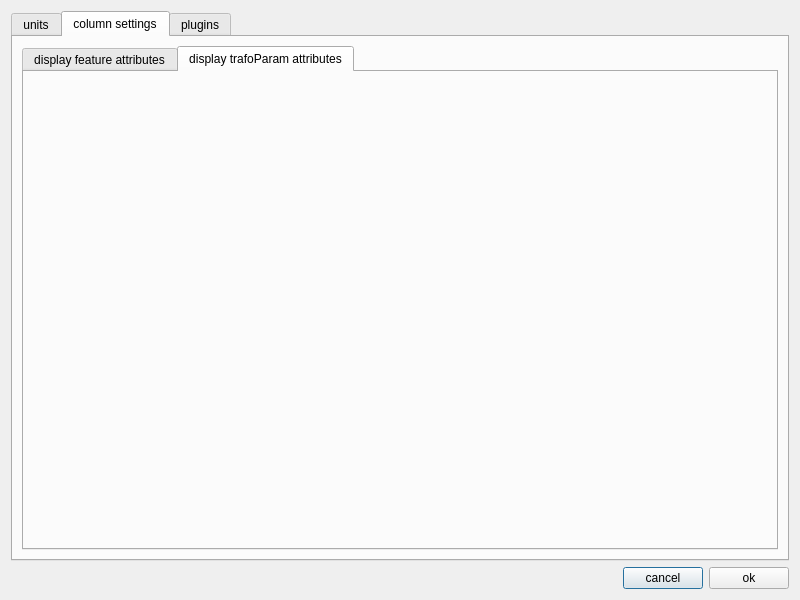
Qt form ui/settingsdialog.ui (OpenIndy/OpenIndy) before a commit.
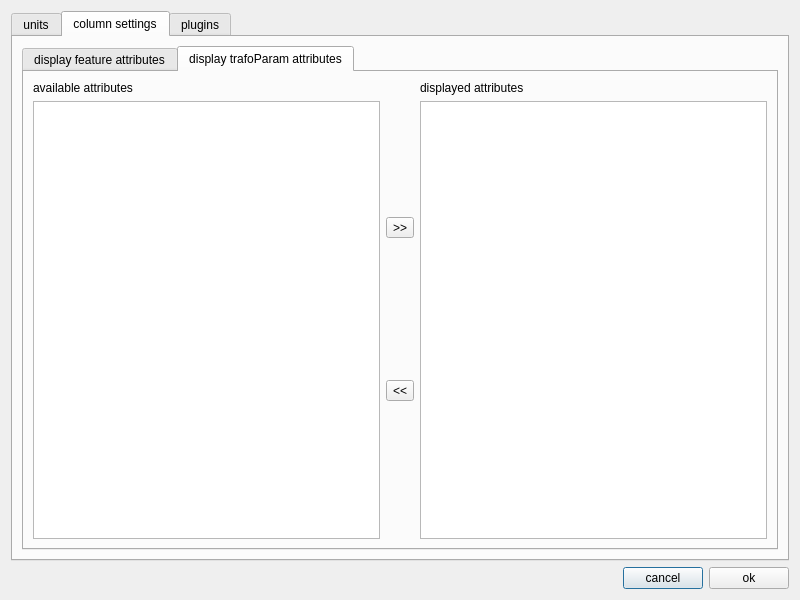
The same form after that commit. The open tabs and pages were chosen to show the change. Icons and pictures are not drawn.

Commit message: changed gui representation for column settings #6 bugfix. first connection with sensor now displays the info dialog #29

What changed in the file:
```diff
--- a/ui/settingsdialog.ui
+++ b/ui/settingsdialog.ui
@@ -143,6 +143,62 @@
             <attribute name="title">
              <string>display trafoParam attributes</string>
             </attribute>
+            <layout class="QHBoxLayout" name="horizontalLayout_13">
+             <item>
+              <layout class="QVBoxLayout" name="verticalLayout_10">
+               <item>
+                <widget class="QLabel" name="label_allTrafoParamAttributes">
+                 <property name="text">
+                  <string>available attributes</string>
+                 </property>
+                </widget>
+               </item>
+               <item>
+                <widget class="QListView" name="listView_allTrafoParamAttributes"/>
+               </item>
+              </layout>
+             </item>
+             <item>
+              <layout class="QVBoxLayout" name="verticalLayout_12">
+               <item>
+                <widget class="QToolButton" name="toolButton_addTrafoParamAttribute">
+                 <property name="text">
+                  <string>&gt;&gt;</string>
+                 </property>
+                 <property name="icon">
+                  <iconset resource="../res/res.qrc">
+                   <normaloff>:/Images/icons/1rightarrow.png</normaloff>:/Images/icons/1rightarrow.png</iconset>
+                 </property>
+                </widget>
+               </item>
+               <item>
+                <widget class="QToolButton" name="toolButton_removeTrafoParamAttribute">
+                 <property name="text">
+                  <string>&lt;&lt;</string>
+                 </property>
+                 <property name="icon">
+                  <iconset resource="../res/res.qrc">
+                   <normaloff>:/Images/icons/1leftarrow.png</normaloff>:/Images/icons/1leftarrow.png</iconset>
+                 </property>
+                </widget>
+               </item>
+              </layout>
+             </item>
+             <item>
+              <layout class="QVBoxLayout" name="verticalLayout_11">
+               <item>
+                <widget class="QLabel" name="label_displayedTrafoParamAttributes">
+                 <property name="text">
+                  <string>displayed attributes</string>
+                 </property>
+                </widget>
+               </item>
+               <item>
+                <widget class="QListView" name="listView_displayedTrafoParamAttributes"/>
+               </item>
+              </layout>
+             </item>
+            </layout>
            </widget>
           </widget>
          </item>
```
Left out of the diff: 64 changed lines with no effect on the pictures. The commit also changes 4 other files.
